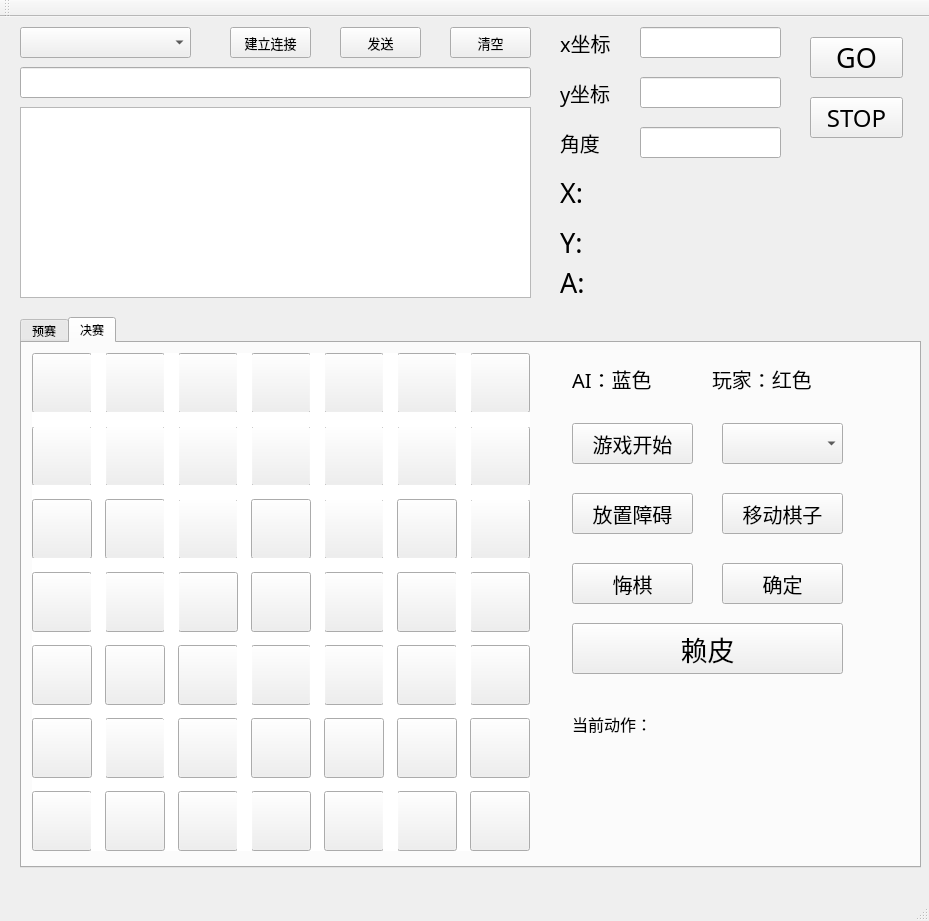
Above: mainwindow.ui from lizhaojie8475/smartcar before the change. Below: the same form after it.
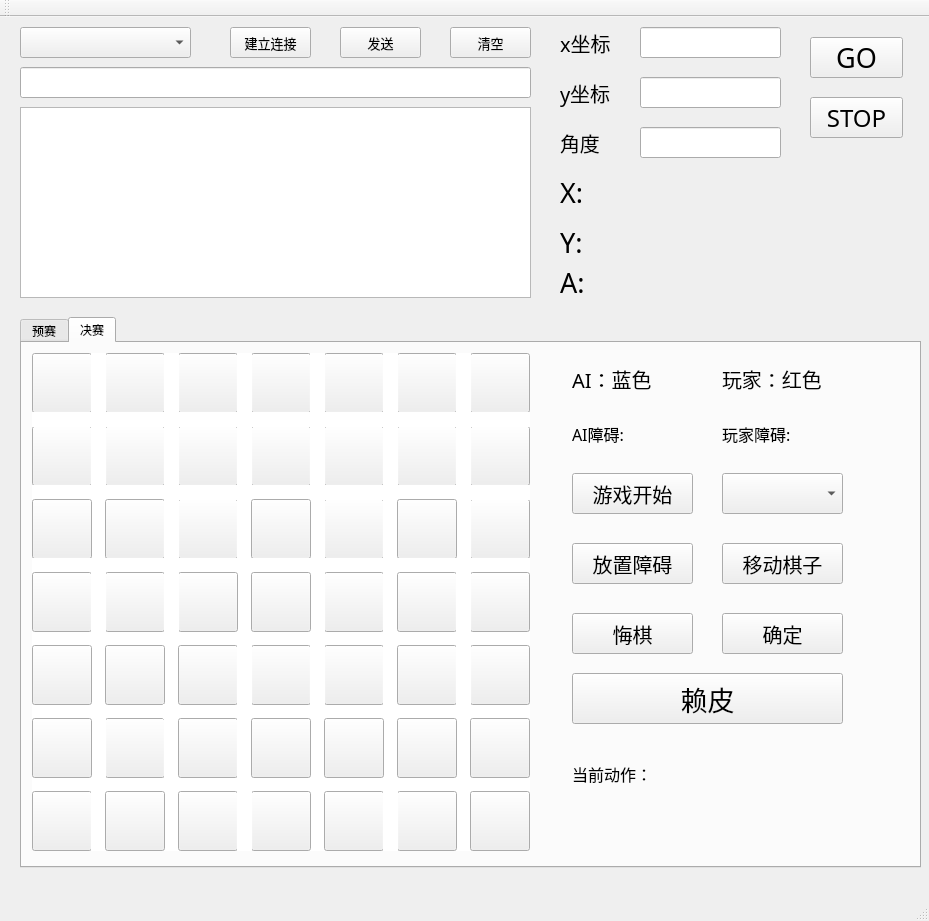
That is the form after the change.

Commit message: 对障碍数量限制为10

```diff
--- a/mainwindow.ui
+++ b/mainwindow.ui
@@ -1705,7 +1705,7 @@
      <widget class="QLabel" name="label_8">
       <property name="geometry">
        <rect>
-        <x>690</x>
+        <x>700</x>
         <y>10</y>
         <width>131</width>
         <height>51</height>
@@ -1725,7 +1725,7 @@
       <property name="geometry">
        <rect>
         <x>550</x>
-        <y>150</y>
+        <y>200</y>
         <width>121</width>
         <height>41</height>
        </rect>
@@ -1750,7 +1750,7 @@
       <property name="geometry">
        <rect>
         <x>700</x>
-        <y>150</y>
+        <y>200</y>
         <width>121</width>
         <height>41</height>
        </rect>
@@ -1775,7 +1775,7 @@
       <property name="geometry">
        <rect>
         <x>550</x>
-        <y>360</y>
+        <y>410</y>
         <width>261</width>
         <height>41</height>
        </rect>
@@ -1794,7 +1794,7 @@
       <property name="geometry">
        <rect>
         <x>550</x>
-        <y>80</y>
+        <y>130</y>
         <width>121</width>
         <height>41</height>
        </rect>
@@ -1816,7 +1816,7 @@
       <property name="geometry">
        <rect>
         <x>700</x>
-        <y>80</y>
+        <y>130</y>
         <width>121</width>
         <height>41</height>
        </rect>
@@ -1832,7 +1832,7 @@
       <property name="geometry">
        <rect>
         <x>550</x>
-        <y>220</y>
+        <y>270</y>
         <width>121</width>
         <height>41</height>
        </rect>
@@ -1857,7 +1857,7 @@
       <property name="geometry">
        <rect>
         <x>700</x>
-        <y>220</y>
+        <y>270</y>
         <width>121</width>
         <height>41</height>
        </rect>
@@ -4305,7 +4305,7 @@
       <property name="geometry">
        <rect>
         <x>550</x>
-        <y>280</y>
+        <y>330</y>
         <width>271</width>
         <height>51</height>
        </rect>
@@ -5010,6 +5010,44 @@
        <string/>
       </property>
      </widget>
+     <widget class="QLabel" name="ai_obs">
+      <property name="geometry">
+       <rect>
+        <x>550</x>
+        <y>70</y>
+        <width>121</width>
+        <height>41</height>
+       </rect>
+      </property>
+      <property name="font">
+       <font>
+        <family>汉仪霹雳体简</family>
+        <pointsize>12</pointsize>
+       </font>
+      </property>
+      <property name="text">
+       <string>AI障碍:</string>
+      </property>
+     </widget>
+     <widget class="QLabel" name="human_obs">
+      <property name="geometry">
+       <rect>
+        <x>700</x>
+        <y>70</y>
+        <width>121</width>
+        <height>41</height>
+       </rect>
+      </property>
+      <property name="font">
+       <font>
+        <family>汉仪霹雳体简</family>
+        <pointsize>12</pointsize>
+       </font>
+      </property>
+      <property name="text">
+       <string>玩家障碍:</string>
+      </property>
+     </widget>
     </widget>
    </widget>
   </widget>
```
The commit also changes 5 other files.
